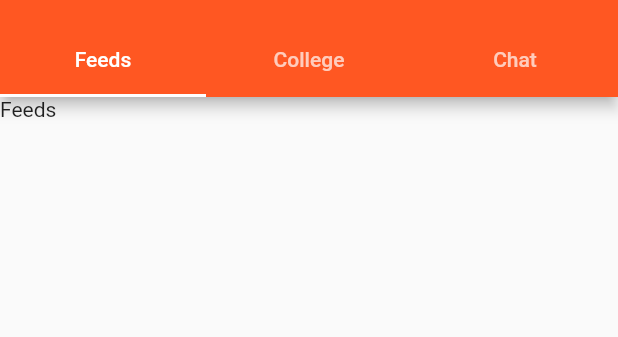
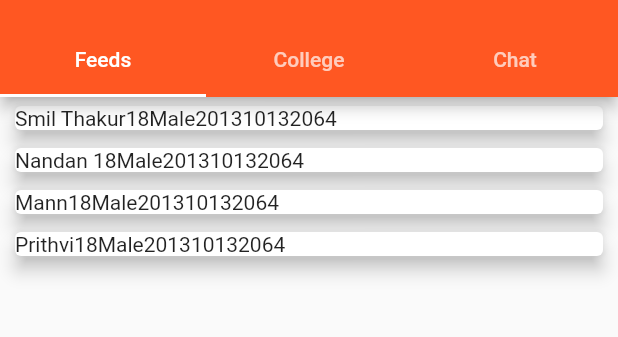
Before and after one commit to UniTap/Uni-Tap-app, a Flutter app: the screen it shows after launch, after a tap on "OK", on a phone screen of 412 x 824 dp, the part 59-396 px from its top. Run offline on Flutter 3.47's test engine with Material 2 defaults, Android fonts, the phone set to English and light mode, and no system bars; our stand-ins replace fluttertoast.

Commit message:
local json added

```diff
--- /dev/null
+++ b/unitap/lib/assets/local_json/person.json
@@ -0,0 +1,26 @@
+[
+    {
+        "name" : "Smil Thakur",
+        "age " : 18,
+        "gender" : "Male",
+        "Enrollment number": 201310132064
+    },
+    {
+        "name" : "Nandan ",
+        "age " : 18,
+        "gender" : "Male",
+        "Enrollment number": 201310132064
+    },
+    {
+        "name" : "Mann",
+        "age " : 18,
+        "gender" : "Male",
+        "Enrollment number": 201310132064
+    },
+    {
+        "name" : "Prithvi",
+        "age " : 18,
+        "gender" : "Male",
+        "Enrollment number": 201310132064
+    }
+]
--- a/unitap/lib/main.dart
+++ b/unitap/lib/main.dart
@@ -1,4 +1,5 @@
 import 'package:flutter/material.dart';
+import 'package:unitap/pages/feeds.dart';
 import 'package:unitap/pages/forgetpass.dart';
 import 'package:unitap/pages/splash.dart';
 import 'package:unitap/pages/login.dart';
@@ -25,6 +26,7 @@ class UniTap extends StatelessWidget {
         MyRoutes.loginRoute: (context) => LoginPage(),
         MyRoutes.homeRoute: (context) => HomePage(),
         MyRoutes.forgetRoute: (context) => ForgetPage(),
+        MyRoutes.feedPage: (context) => FeedPage(),
       },
     );
   }
--- /dev/null
+++ b/unitap/lib/pages/feeds.dart
@@ -0,0 +1,59 @@
+import 'dart:convert';
+
+import 'package:flutter/material.dart';
+import 'package:unitap/pages/persondata.dart';
+import 'package:flutter/services.dart' as rootBundle;
+
+class FeedPage extends StatefulWidget {
+  const FeedPage({Key? key}) : super(key: key);
+
+  @override
+  _FeedPageState createState() => _FeedPageState();
+}
+
+class _FeedPageState extends State<FeedPage> {
+  @override
+  Widget build(BuildContext context) {
+    return Scaffold(
+      body: FutureBuilder(
+          future: readjsondata(),
+          builder: (context, data) {
+            if (data.hasError) {
+              return Text("error");
+            } else if (data.hasData) {
+              var items = data.data as List<persondata>;
+              return ListView.builder(
+                  itemCount: items == null ? 0 : items.length,
+                  itemBuilder: (context, index) {
+                    return Card(
+                      elevation: 5,
+                      margin: EdgeInsets.symmetric(horizontal: 10, vertical: 6),
+                      child: Container(
+                        child: Row(
+                          children: [
+                            Text(items[index].name.toString()),
+                            Text(items[index].age.toString()),
+                            Text(items[index].gender.toString()),
+                            Text(items[index].enrno.toString()),
+                          ],
+                        ),
+                      ),
+                    );
+                  });
+            } else {
+              return Center(
+                child: CircularProgressIndicator(),
+              );
+            }
+          }),
+    );
+  }
+
+  Future<List<persondata>> readjsondata() async {
+    final jsondata = await rootBundle.rootBundle
+        .loadString('lib/assets/local_json/person.json');
+    final list = json.decode(jsondata) as List<dynamic>;
+
+    return list.map((e) => persondata.fromJson(e)).toList();
+  }
+}
--- a/unitap/lib/pages/home.dart
+++ b/unitap/lib/pages/home.dart
@@ -1,4 +1,5 @@
 import 'package:flutter/material.dart';
+import 'package:unitap/pages/feeds.dart';
 
 class HomePage extends StatelessWidget {
   const HomePage({Key? key}) : super(key: key);
@@ -26,7 +27,7 @@ class HomePage extends StatelessWidget {
             title: const Text('Uni-Tap'),
           ),
           body: const TabBarView(
-            children: [Text("Feeds"), Text("College"), Text("Chat")],
+            children: [FeedPage(), Text("College"), Text("Chat")],
           ),
         ),
       ),
--- /dev/null
+++ b/unitap/lib/pages/persondata.dart
@@ -0,0 +1,15 @@
+class persondata {
+  String? name;
+  int? age;
+  String? gender;
+  int? enrno;
+
+  persondata({this.name, this.age, this.gender, this.enrno});
+
+  persondata.fromJson(Map<String, dynamic> json) {
+    name = json['name'];
+    age = json['age '];
+    gender = json['gender'];
+    enrno = json['Enrollment number'];
+  }
+}
--- a/unitap/lib/routes/routes.dart
+++ b/unitap/lib/routes/routes.dart
@@ -3,4 +3,5 @@ class MyRoutes {
   static String loginRoute = "/login";
   static String homeRoute = "/home";
   static String forgetRoute = "/forget";
+  static String feedPage = "/feeds";
 }
--- a/unitap/pubspec.yaml
+++ b/unitap/pubspec.yaml
@@ -49,6 +49,7 @@ flutter:
   # To add assets to your application, add an assets section, like this:
   assets:
     - images/
+    - lib/assets/local_json/person.json
   #   - images/a_dot_ham.jpeg
 
   # An image asset can refer to one or more resolution-specific "variants", see
```
